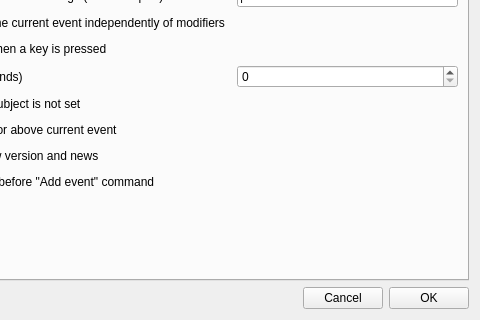
Before: the Qt Designer form src/preferences.ui in olivierfriard/BORIS, drawn with Qt 5; both pictures show x 116 to 596 and y 205 to 525 of the 596 by 525 pixel window.
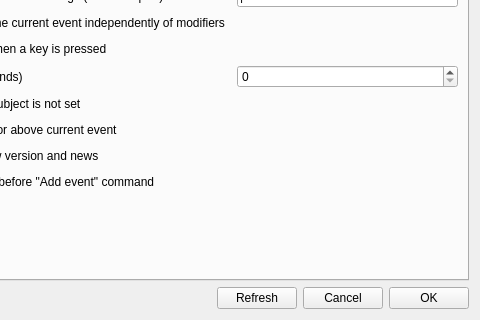
After: the same form once the commit is applied. The open tabs and pages were chosen to show the change.

Commit message: fix 'invisible player' bug, added refresh preferences

What changed in the file:
```diff
--- a/src/preferences.ui
+++ b/src/preferences.ui
@@ -490,6 +490,13 @@
          </property>
         </spacer>
        </item>
+       <item>
+        <widget class="QPushButton" name="pb_refresh">
+         <property name="text">
+          <string>Refresh</string>
+         </property>
+        </widget>
+       </item>
        <item>
         <widget class="QPushButton" name="pbCancel">
          <property name="text">
```
Left out of the diff: 2 changed lines with no effect on the pictures. The commit also changes 5 other files.
